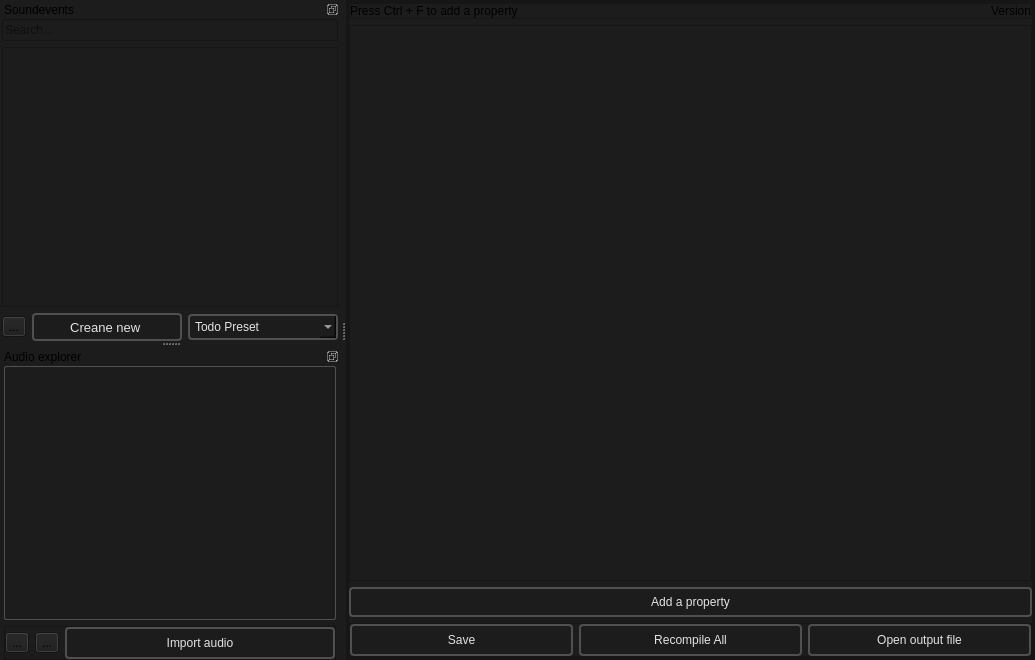
This is soudevent_editor/soundevenet_editor_mainwindow.ui in dertwist/Hammer5Tools as Qt 5 draws it before an edit. The edited form follows.
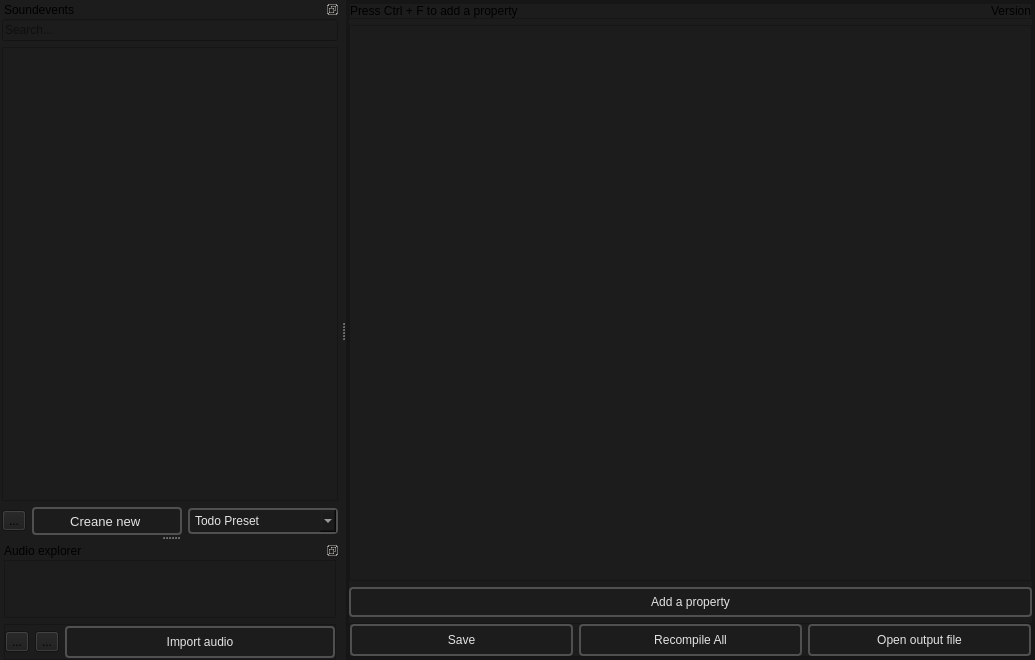
This is the edited form. Icons and pictures are not drawn.

Commit message: Searchbar for explorer

```diff
--- a/soudevent_editor/soundevenet_editor_mainwindow.ui
+++ b/soudevent_editor/soundevenet_editor_mainwindow.ui
@@ -478,7 +478,7 @@
       <widget class="QListWidget" name="soundevents_list"/>
      </item>
      <item>
-      <widget class="QFrame" name="">
+      <widget class="QFrame" name="frame">
        <property name="maximumSize">
         <size>
          <width>16777215</width>
@@ -781,90 +781,40 @@
       <number>0</number>
      </property>
      <item>
-      <widget class="QTreeView" name="audio_files_explorer">
-       <property name="styleSheet">
-        <string notr="true">/* styles/treeview.qss */
-
-/* General application background */
-/* TreeView specific styles */
-QTreeView {
-    color: #E3E3E3;
-    border: 1px solid black;
-    border-radius: 2px;
-    border-color: rgba(80, 80, 80, 255);
-    font: 580 10pt &quot;Segoe UI&quot;;
-}
-
-QTreeView::item {
-    height: 20px;
-}
-
-QTreeView::item:selected {
-    background-color: #272729;
-    color: #E3E3E3;
-}
-
-QTreeView::item:hover {
-    background-color: #272729;
-    color: #E3E3E3;
-}
-
-/* Branch icons */
-QTreeView::branch:closed:has-children {
-    /* Ensure this path is correct and the image exists */
-    image: url(:/icons/arrow_drop_down_16dp.svg);
-}
-
-QTreeView::branch:open:has-children {
-    /* Ensure this path is correct and the image exists */
-    image: url(:/icons/arrow_right_16dp_9D9D9D_FILL0_wght400_GRAD0_opsz20.svg);
-}
-
-/* Header styles */
-QHeaderView::section {
-    background-color: #1d1d1f;
-    color: #E3E3E3;
-    font: 600 10pt &quot;Segoe UI&quot;;
-    height: 16px;
-    border: 0px;
-    border-bottom: 2px solid black;
-    border-radius: 2px;
-    border-color: rgba(80, 80, 80, 255);
-}
-
-/* QHeaderView::section:hover {
-    background-color: #565656;
-}
-
-QHeaderView::section:pressed {
-    background-color: #444444;
-} */
-
-
-
-
-QLineEdit {
-    border: 1px solid #CCCCCC;
-    border-radius: 2px;
-    color: #E3E3E3;
-	font: 700 10pt &quot;Segoe UI&quot;;
-margin: 0px;
-padding: 0px;
-}
-QLineEdit:focus {
-    border: 1px solid #008CBA;
-    background-color: #1C1C1C;
-margin: 0px;
-padding: 0px;
-}
-QLineEdit::selection {
-    color: white;
-}</string>
+      <widget class="QFrame" name="audio_files_explorer_frame">
+       <property name="frameShape">
+        <enum>QFrame::StyledPanel</enum>
        </property>
+       <property name="frameShadow">
+        <enum>QFrame::Raised</enum>
+       </property>
+       <layout class="QVBoxLayout" name="verticalLayout">
+        <property name="leftMargin">
+         <number>0</number>
+        </property>
+        <property name="topMargin">
+         <number>0</number>
+        </property>
+        <property name="rightMargin">
+         <number>0</number>
+        </property>
+        <property name="bottomMargin">
+         <number>0</number>
+        </property>
+        <item>
+         <layout class="QVBoxLayout" name="audio_files_explorer_layout"/>
+        </item>
+       </layout>
       </widget>
      </item>
      <item>
       <widget class="QFrame" name="frame_5">
+       <property name="maximumSize">
+        <size>
+         <width>16777215</width>
+         <height>36</height>
+        </size>
+       </property>
        <property name="frameShape">
         <enum>QFrame::StyledPanel</enum>
        </property>
@@ -946,7 +896,7 @@
         border: 2px solid black;
         border-radius: 4px;
         border-color: rgba(80, 80, 80, 255);
-        height:22px;
+        height:20px;
         padding-top: 2px;
         padding-bottom:2px;
         padding-left: 4px;
```
Left out of the diff: 2 changed lines with no effect on the pictures. The commit also changes 8 other files.
